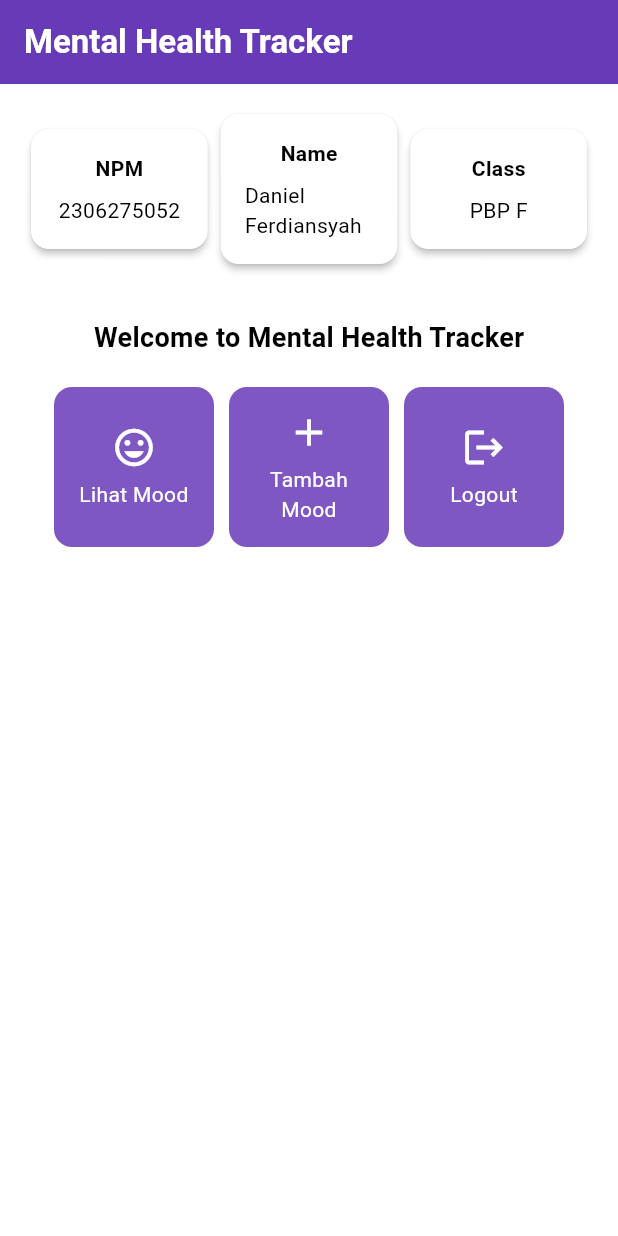
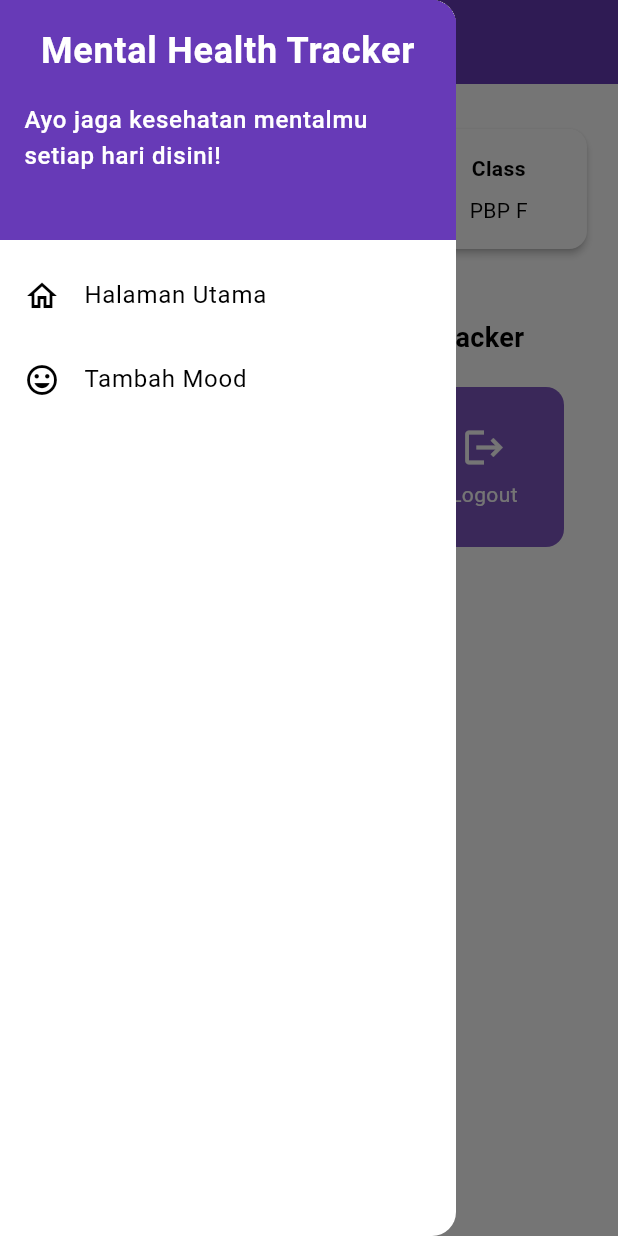
Before and after one commit to danferdiansyah/mental-health-tracker-mobile, a Flutter app: the screen it shows after launch, with the side drawer open (before the commit the screen has no drawer), on a phone screen of 412 x 824 dp. Run offline on Flutter 3.47's test engine with Material 3 defaults, Android fonts, the phone set to English and light mode, and no system bars.

Commit message:
feat: tutorial 7

```diff
--- a/lib/main.dart
+++ b/lib/main.dart
@@ -1,5 +1,6 @@
+// Main Dart
 import 'package:flutter/material.dart';
-import 'package:mental_health_tracker/menu.dart';
+import 'package:mental_health_tracker/screens/menu.dart';
 
 void main() {
   runApp(const MyApp());
@@ -13,6 +14,7 @@ class MyApp extends StatelessWidget {
   Widget build(BuildContext context) {
     return MaterialApp(
         title: 'Flutter Demo',
+        debugShowCheckedModeBanner: false,
         theme: ThemeData(
           // This is the theme of your application.
           //
@@ -34,7 +36,6 @@ class MyApp extends StatelessWidget {
           ).copyWith(secondary: Colors.deepPurple[400]),
           useMaterial3: true,
         ),
-      home: MyHomePage(),
-    );
+        home: MyHomePage());
   }
 }
--- a/lib/menu.dart
+++ /dev/null
@@ -1,188 +0,0 @@
-import 'package:flutter/material.dart';
-
-class MyHomePage extends StatelessWidget {
-    final String npm = '2306275052'; // NPM
-    final String name = 'Daniel Ferdiansyah'; // Nama
-    final String className = 'PBP F'; // Kelas
-    MyHomePage({super.key});
-
-  @override
-  Widget build(BuildContext context) {
-    // Scaffold menyediakan struktur dasar halaman dengan AppBar dan body.
-    return Scaffold(
-      // AppBar adalah bagian atas halaman yang menampilkan judul.
-      appBar: AppBar(
-        // Judul aplikasi "Mental Health Tracker" dengan teks putih dan tebal.
-        title: const Text(
-          'Mental Health Tracker',
-          style: TextStyle(
-            color: Colors.white,
-            fontWeight: FontWeight.bold,
-          ),
-        ),
-        // Warna latar belakang AppBar diambil dari skema warna tema aplikasi.
-        backgroundColor: Theme.of(context).colorScheme.primary,
-      ),
-      // Body halaman dengan padding di sekelilingnya.
-      body: Padding(
-        padding: const EdgeInsets.all(16.0),
-        // Menyusun widget secara vertikal dalam sebuah kolom.
-        child: Column(
-          crossAxisAlignment: CrossAxisAlignment.center,
-          children: [
-            // Row untuk menampilkan 3 InfoCard secara horizontal.
-            Row(
-              mainAxisAlignment: MainAxisAlignment.spaceEvenly,
-              children: [
-                InfoCard(title: 'NPM', content: npm),
-                InfoCard(title: 'Name', content: name),
-                InfoCard(title: 'Class', content: className),
-              ],
-            ),
-
-            // Memberikan jarak vertikal 16 unit.
-            const SizedBox(height: 16.0),
-
-            // Menempatkan widget berikutnya di tengah halaman.
-            Center(
-              child: Column(
-                // Menyusun teks dan grid item secara vertikal.
-
-                children: [
-                  // Menampilkan teks sambutan dengan gaya tebal dan ukuran 18.
-                  const Padding(
-                    padding: EdgeInsets.only(top: 16.0),
-                    child: Text(
-                      'Welcome to Mental Health Tracker',
-                      style: TextStyle(
-                        fontWeight: FontWeight.bold,
-                        fontSize: 18.0,
-                      ),
-                    ),
-                  ),
-
-                  // Grid untuk menampilkan ItemCard dalam bentuk grid 3 kolom.
-                  GridView.count(
-                    primary: true,
-                    padding: const EdgeInsets.all(20),
-                    crossAxisSpacing: 10,
-                    mainAxisSpacing: 10,
-                    crossAxisCount: 3,
-                    // Agar grid menyesuaikan tinggi kontennya.
-                    shrinkWrap: true,
-
-                    // Menampilkan ItemCard untuk setiap item dalam list items.
-                    children: items.map((ItemHomepage item) {
-                      return ItemCard(item);
-                    }).toList(),
-                  ),
-                ],
-              ),
-            ),
-          ],
-        ),
-      ),
-    );
-  }
-
-
-    final List<ItemHomepage> items = [
-         ItemHomepage("Lihat Mood", Icons.mood),
-         ItemHomepage("Tambah Mood", Icons.add),
-         ItemHomepage("Logout", Icons.logout),
-    ];
-}
-
-class InfoCard extends StatelessWidget {
-  // Kartu informasi yang menampilkan title dan content.
-
-  final String title;  // Judul kartu.
-  final String content;  // Isi kartu.
-
-  const InfoCard({super.key, required this.title, required this.content});
-
-  @override
-  Widget build(BuildContext context) {
-    return Card(
-      // Membuat kotak kartu dengan bayangan dibawahnya.
-      elevation: 2.0,
-      child: Container(
-        // Mengatur ukuran dan jarak di dalam kartu.
-        width: MediaQuery.of(context).size.width / 3.5, // menyesuaikan dengan lebar device yang digunakan.
-        padding: const EdgeInsets.all(16.0),
-        // Menyusun title dan content secara vertikal.
-        child: Column(
-          children: [
-            Text(
-              title,
-              style: const TextStyle(fontWeight: FontWeight.bold),
-            ),
-            const SizedBox(height: 8.0),
-            Text(content),
-          ],
-        ),
-      ),
-    );
-  }
-}
-
-class ItemHomepage {
-    final String name;
-    final IconData icon;
-
-    ItemHomepage(this.name, this.icon);
-}
-
-class ItemCard extends StatelessWidget {
-  // Menampilkan kartu dengan ikon dan nama.
-
-  final ItemHomepage item;
-
-  const ItemCard(this.item, {super.key});
-
-  @override
-  Widget build(BuildContext context) {
-    return Material(
-      // Menentukan warna latar belakang dari tema aplikasi.
-      color: Theme.of(context).colorScheme.secondary,
-      // Membuat sudut kartu melengkung.
-      borderRadius: BorderRadius.circular(12),
-
-      child: InkWell(
-        // Aksi ketika kartu ditekan.
-        onTap: () {
-          // Menampilkan pesan SnackBar saat kartu ditekan.
-          ScaffoldMessenger.of(context)
-            ..hideCurrentSnackBar()
-            ..showSnackBar(
-              SnackBar(content: Text("Kamu telah menekan tombol ${item.name}!"))
-            );
-        },
-        // Container untuk menyimpan Icon dan Text
-        child: Container(
-          padding: const EdgeInsets.all(8),
-          child: Center(
-            child: Column(
-              // Menyusun ikon dan teks di tengah kartu.
-              mainAxisAlignment: MainAxisAlignment.center,
-              children: [
-                Icon(
-                  item.icon,
-                  color: Colors.white,
-                  size: 30.0,
-                ),
-                const Padding(padding: EdgeInsets.all(3)),
-                Text(
-                  item.name,
-                  textAlign: TextAlign.center,
-                  style: const TextStyle(color: Colors.white),
-                ),
-              ],
-            ),
-          ),
-        ),
-      ),
-    );
-  }
-
-}
--- /dev/null
+++ b/lib/screens/menu.dart
@@ -0,0 +1,98 @@
+import 'package:flutter/material.dart';
+import 'package:mental_health_tracker/widgets/left_drawer.dart';
+import 'package:mental_health_tracker/widgets/mood_card.dart';
+
+class MyHomePage extends StatelessWidget  {
+  MyHomePage({super.key});
+
+  final String npm = '2306275052';
+  final String name = 'Daniel Ferdiansyah';
+  final String pbp_class = 'PBP F';
+
+  final List<ItemHomepage> items = [
+    ItemHomepage("Lihat Mood", Icons.mood),
+    ItemHomepage("Tambah Mood", Icons.add),
+    ItemHomepage("Logout", Icons.logout),
+  ];
+
+  @override
+  Widget build(BuildContext context) {
+    // Scaffold menyediakan struktur dasar halaman dengan AppBar dan body.
+    return Scaffold(
+      // AppBar adalah bagian atas halaman yang menampilkan judul.
+      appBar: AppBar(
+        // Judul aplikasi "Mental Health Tracker" dengan teks putih dan tebal.
+        title: const Text(
+          'Mental Health Tracker',
+          style: TextStyle(
+            color: Colors.white,
+            fontWeight: FontWeight.bold,
+          ),
+        ),
+        // Warna latar belakang AppBar diambil dari skema warna tema aplikasi.
+        backgroundColor: Theme.of(context).colorScheme.primary,
+        iconTheme: const IconThemeData(color: Colors.white),
+      ),
+      drawer: const LeftDrawer(),
+      // Body halaman dengan padding di sekelilingnya.
+      body: Padding(
+        padding: const EdgeInsets.all(16.0),
+        // Menyusun widget secara vertikal dalam sebuah kolom.
+        child: Column(
+          crossAxisAlignment: CrossAxisAlignment.center,
+          children: [
+            // Row untuk menampilkan 3 InfoCard secara horizontal.
+            Row(
+              mainAxisAlignment: MainAxisAlignment.spaceEvenly,
+              children: [
+                InfoCard(title: 'NPM', content: npm),
+                InfoCard(title: 'Name', content: name),
+                InfoCard(title: 'Class', content: pbp_class),
+              ],
+            ),
+
+            // Memberikan jarak vertikal 16 unit.
+            const SizedBox(height: 16.0),
+
+            // Menempatkan widget berikutnya di tengah halaman.
+            Center(
+              child: Column(
+                // Menyusun teks dan grid item secara vertikal.
+
+                children: [
+                  // Menampilkan teks sambutan dengan gaya tebal dan ukuran 18.
+                  const Padding(
+                    padding: EdgeInsets.only(top: 16.0),
+                    child: Text(
+                      'Welcome to Mental Health Tracker',
+                      style: TextStyle(
+                        fontWeight: FontWeight.bold,
+                        fontSize: 18.0,
+                      ),
+                    ),
+                  ),
+
+                  // Grid untuk menampilkan ItemCard dalam bentuk grid 3 kolom.
+                  GridView.count(
+                    primary: true,
+                    padding: const EdgeInsets.all(20),
+                    crossAxisSpacing: 10,
+                    mainAxisSpacing: 10,
+                    crossAxisCount: 3,
+                    // Agar grid menyesuaikan tinggi kontennya.
+                    shrinkWrap: true,
+
+                    // Menampilkan ItemCard untuk setiap item dalam list items.
+                    children: items.map((ItemHomepage item) {
+                      return ItemCard(item);
+                    }).toList(),
+                  ),
+                ],
+              ),
+            ),
+          ],
+        ),
+      ),
+    );
+  }
+}
--- /dev/null
+++ b/lib/widgets/left_drawer.dart
@@ -0,0 +1,63 @@
+import 'package:flutter/material.dart';
+import 'package:mental_health_tracker/screens/menu.dart';
+import 'package:mental_health_tracker/screens/moodentry_form.dart';
+
+class LeftDrawer extends StatelessWidget {
+  const LeftDrawer({super.key});
+
+  @override
+  Widget build(BuildContext context) {
+    return Drawer(
+      child: ListView(
+        children: [
+          DrawerHeader(
+            decoration: BoxDecoration(
+              color: Theme.of(context).colorScheme.primary,
+            ),
+            child: const Column(
+              children: [
+                Text(
+                  'Mental Health Tracker',
+                  textAlign: TextAlign.center,
+                  style: TextStyle(
+                    fontSize: 24,
+                    fontWeight: FontWeight.bold,
+                    color: Colors.white,
+                  ),
+                ),
+                Padding(padding: EdgeInsets.all(8)),
+                Text(
+                  "Ayo jaga kesehatan mentalmu setiap hari disini!",
+                  style: TextStyle(
+                    color: Colors.white,
+                    fontWeight: FontWeight.w500,
+                  ),
+                ),
+              ],
+            ),
+          ),
+          ListTile(
+            leading: const Icon(Icons.home_outlined),
+            title: const Text('Halaman Utama'),
+            // Bagian redirection ke MyHomePage
+            onTap: () {
+              Navigator.pushReplacement(
+                  context,
+                  MaterialPageRoute(
+                    builder: (context) => MyHomePage(),
+                  ));
+            },
+          ),
+          ListTile(
+            leading: const Icon(Icons.mood),
+            title: const Text('Tambah Mood'),
+            // Bagian redirection ke MoodEntryFormPage
+            onTap: () {
+              Navigator.push(context, MaterialPageRoute(builder: (context) => MoodEntryFormPage()));
+            },
+          ),
+        ],
+      ),
+    );
+  }
+}
--- /dev/null
+++ b/lib/widgets/mood_card.dart
@@ -0,0 +1,93 @@
+import 'package:flutter/material.dart';
+
+class InfoCard extends StatelessWidget {
+  // Kartu informasi yang menampilkan title dan content.
+
+  final String title;  // Judul kartu.
+  final String content;  // Isi kartu.
+
+  const InfoCard({super.key, required this.title, required this.content});
+
+  @override
+  Widget build(BuildContext context) {
+    return Card(
+      // Membuat kotak kartu dengan bayangan dibawahnya.
+      elevation: 2.0,
+      child: Container(
+        // Mengatur ukuran dan jarak di dalam kartu.
+        width: MediaQuery.of(context).size.width / 3.5, // menyesuaikan dengan lebar device yang digunakan.
+        padding: const EdgeInsets.all(16.0),
+        // Menyusun title dan content secara vertikal.
+        child: Column(
+          children: [
+            Text(
+              title,
+              style: const TextStyle(fontWeight: FontWeight.bold),
+            ),
+            const SizedBox(height: 8.0),
+            Text(content),
+          ],
+        ),
+      ),
+    );
+  }
+}
+class ItemHomepage {
+  final String name;
+  final IconData icon;
+
+  ItemHomepage(this.name, this.icon);
+}
+
+class ItemCard extends StatelessWidget {
+  // Menampilkan kartu dengan ikon dan nama.
+
+  final ItemHomepage item;
+
+  const ItemCard(this.item, {super.key});
+
+  @override
+  Widget build(BuildContext context) {
+    return Material(
+      // Menentukan warna latar belakang dari tema aplikasi.
+      color: Theme.of(context).colorScheme.secondary,
+      // Membuat sudut kartu melengkung.
+      borderRadius: BorderRadius.circular(12),
+
+      child: InkWell(
+        // Aksi ketika kartu ditekan.
+        onTap: () {
+          // Menampilkan pesan SnackBar saat kartu ditekan.
+          ScaffoldMessenger.of(context)
+            ..hideCurrentSnackBar()
+            ..showSnackBar(
+                SnackBar(content: Text("Kamu telah menekan tombol ${item.name}!"))
+            );
+        },
+        // Container untuk menyimpan Icon dan Text
+        child: Container(
+          padding: const EdgeInsets.all(8),
+          child: Center(
+            child: Column(
+              // Menyusun ikon dan teks di tengah kartu.
+              mainAxisAlignment: MainAxisAlignment.center,
+              children: [
+                Icon(
+                  item.icon,
+                  color: Colors.white,
+                  size: 30.0,
+                ),
+                const Padding(padding: EdgeInsets.all(3)),
+                Text(
+                  item.name,
+                  textAlign: TextAlign.center,
+                  style: const TextStyle(color: Colors.white),
+                ),
+              ],
+            ),
+          ),
+        ),
+      ),
+    );
+  }
+}
```
Also changed, not shown: lib/screens/moodentry_form.dart (added, +159 -0 lines). Lines whose indentation alone changed are shown as unchanged.
